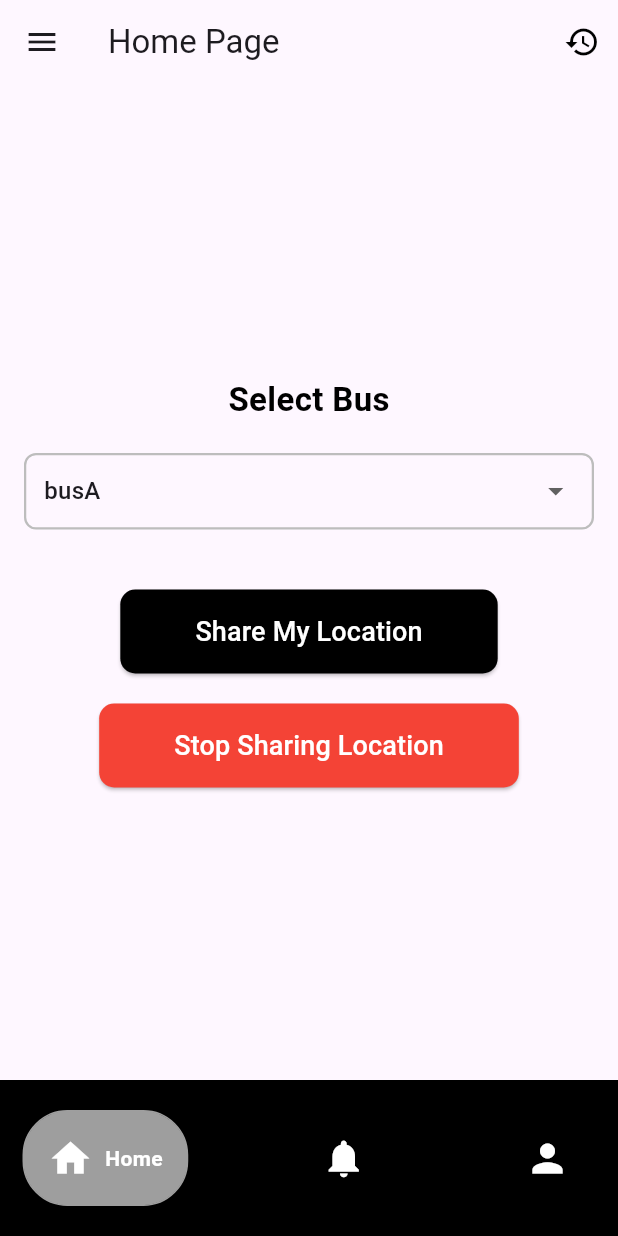
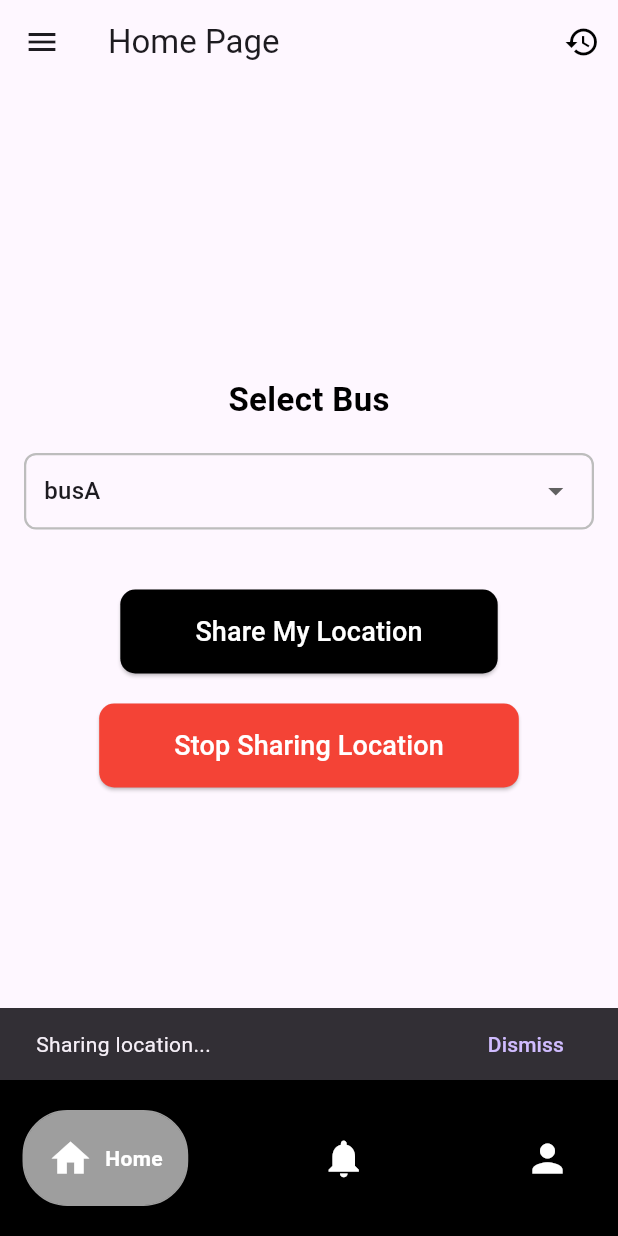
Before and after one commit to Davda-James/driver, a Flutter app: the screen it shows after launch, after a tap on "Share My Location", on a phone screen of 412 x 824 dp. Run offline on Flutter 3.47's test engine with Material 3 defaults, Android fonts, the phone set to English and light mode, and no system bars; drawn by our look-alikes of google_nav_bar; our stand-ins replace cloud_firestore, firebase_core, firebase_database, geolocator; accounts and stored records are empty.

Commit message:
changes done in smooth gps

```diff
--- a/lib/LocationService.dart
+++ b/lib/LocationService.dart
@@ -1,8 +1,12 @@
 import 'package:firebase_database/firebase_database.dart';
 import 'package:geolocator/geolocator.dart';
+import 'dart:async';
 
 class LocationService {
-  Future<void> sendLocationToFirebase(String busId) async {
+  Timer? _locationUpdateTimer; // Timer to control interval updates
+
+  Future<void> startLocationUpdates(String busId,
+      {Duration interval = const Duration(seconds: 2)}) async {
     // Request location permission
     LocationPermission permission = await Geolocator.checkPermission();
     if (permission == LocationPermission.denied) {
@@ -14,7 +18,14 @@ class LocationService {
         return;
       }
     }
+    // Start the timer to send location updates at a regular interval
+    _locationUpdateTimer = Timer.periodic(interval, (timer) async {
+      await sendLocationToFirebase(busId);
+    });
+  }
 
+  Future<void> sendLocationToFirebase(String busId) async {
+    try {
       // Get current location
       Position position = await Geolocator.getCurrentPosition(
           desiredAccuracy: LocationAccuracy.high);
@@ -23,7 +34,7 @@ class LocationService {
       await FirebaseDatabase.instance
           .ref()
           .child('busLocations')
-        .child(busId) // Use the specific bus ID here
+          .child(busId)
           .set({
         'latitude': position.latitude,
         'longitude': position.longitude,
@@ -32,5 +43,13 @@ class LocationService {
 
       print(
           "Location sent for $busId: Lat: ${position.latitude}, Lon: ${position.longitude}");
+    } catch (e) {
+      print("Failed to get location or send to Firebase: $e");
     }
   }
+
+  void stopLocationUpdates() {
+    _locationUpdateTimer
+        ?.cancel(); // Stop location updates when no longer needed
+  }
+}
--- a/lib/home.dart
+++ b/lib/home.dart
@@ -5,7 +5,6 @@ import 'Notification.dart';
 import 'profile.dart';
 import 'notificationhistory.dart';
 import 'LocationService.dart';
-import 'dart:async';
 
 void main() {
   runApp(MyApp());
@@ -30,12 +29,11 @@ class HomePage extends StatefulWidget {
 }
 
 class _HomePageState extends State<HomePage> {
-  int _selectedIndex = 0; // State variable to track the selected index
-  String _selectedBus = 'busA'; // Default bus selection
+  int _selectedIndex = 0;
+  String _selectedBus = 'busA';
   final LocationService _locationService = LocationService();
   bool _isSharingLocation = false;
-  Timer? _locationTimer;
-  bool _isSnackbarVisible = false; //Tracking snackbar visibility
+  bool _isSnackbarVisible = false;
 
   void _onSidebarItemSelected(int index) {
     setState(() {
@@ -48,10 +46,8 @@ class _HomePageState extends State<HomePage> {
       _selectedIndex = index;
     });
 
-    // Navigate based on the selected tab
     switch (index) {
       case 0:
-        // Navigate to Home or refresh the current page
         break;
       case 1:
         Navigator.push(
@@ -59,7 +55,6 @@ class _HomePageState extends State<HomePage> {
           MaterialPageRoute(builder: (context) => NotificationSettingsPage()),
         );
         break;
-
       case 2:
         Navigator.push(
           context,
@@ -69,42 +64,34 @@ class _HomePageState extends State<HomePage> {
     }
   }
 
-  void _shareLocation() async {
+  Future<void> _shareLocation() async {
     if (!_isSharingLocation) {
-      // Only start sharing if not already sharing
-      _locationTimer = Timer.periodic(Duration(seconds: 5), (timer) async {
-        await _locationService.sendLocationToFirebase(_selectedBus);
-        // Show Snackbar only when sharing is active and not already visible
-        if (_isSharingLocation && !_isSnackbarVisible) {
-          setState(() {
-            _isSnackbarVisible = true; // Set the snackbar as visible
-          });
-          ScaffoldMessenger.of(context).showSnackBar(
-            SnackBar(
-              content: Text('Sharing location...'),
-              duration: Duration(days: 1),
-              action: SnackBarAction(
-                  label: 'Dismiss', onPressed: _stopSharingLocation),
-            ),
-          );
-        }
-      });
+      await _locationService.startLocationUpdates(_selectedBus,
+          interval: Duration(seconds: 2));
 
       setState(() {
-        _isSharingLocation =
-            true; // Update the state to indicate location sharing is active
+        _isSharingLocation = true;
+        _isSnackbarVisible = true;
       });
+      ScaffoldMessenger.of(context).showSnackBar(
+        SnackBar(
+          content: Text('Sharing location...'),
+          duration: Duration(days: 1), // Infinite snackbar duration
+          action:
+              SnackBarAction(label: 'Dismiss', onPressed: _stopSharingLocation),
+        ),
+      );
     }
   }
 
   void _stopSharingLocation() {
-    _locationTimer?.cancel(); // Stop the timer
+    _locationService.stopLocationUpdates();
+
     setState(() {
-      _isSharingLocation =
-          false; // Update the state to indicate location sharing has stopped
-      _isSnackbarVisible = false; // Set the snackbar as not visible
+      _isSharingLocation = false;
+      _isSnackbarVisible = false;
     });
-    ScaffoldMessenger.of(context).hideCurrentSnackBar(); // Dismiss the snackbar
+    ScaffoldMessenger.of(context).hideCurrentSnackBar();
     ScaffoldMessenger.of(context).showSnackBar(
       SnackBar(content: Text('Location sharing stopped for $_selectedBus')),
     );
@@ -117,11 +104,10 @@ class _HomePageState extends State<HomePage> {
         title: Text('Home Page'),
         actions: [
           IconButton(
-            icon: Icon(Icons.history, color: Colors.black), // Back arrow icon
+            icon: Icon(Icons.history, color: Colors.black),
             onPressed: () {
               Navigator.of(context).push(MaterialPageRoute(
                   builder: (context) => NotificationHistoryPage()));
-              // Navigate back to the previous page
             },
           ),
         ],
@@ -136,7 +122,6 @@ class _HomePageState extends State<HomePage> {
             mainAxisAlignment: MainAxisAlignment.center,
             crossAxisAlignment: CrossAxisAlignment.center,
             children: [
-              // Dropdown for bus selection
               Text(
                 'Select Bus',
                 style: TextStyle(
@@ -146,8 +131,6 @@ class _HomePageState extends State<HomePage> {
                 ),
               ),
               SizedBox(height: 20),
-
-              // Updated Dropdown with a minimalistic and modern design
               Container(
                 padding: EdgeInsets.symmetric(horizontal: 12),
                 decoration: BoxDecoration(
@@ -178,15 +161,13 @@ class _HomePageState extends State<HomePage> {
                       );
                     }).toList(),
                     hint: Text(
-                      'Choose a time slot',
+                      'Choose a bus',
                       style: TextStyle(color: Colors.grey),
                     ),
                   ),
                 ),
               ),
               SizedBox(height: 40),
-
-              // Center the button with more styling
               ElevatedButton(
                 onPressed: _shareLocation,
                 style: ElevatedButton.styleFrom(
@@ -194,7 +175,7 @@ class _HomePageState extends State<HomePage> {
                   shape: RoundedRectangleBorder(
                     borderRadius: BorderRadius.circular(10),
                   ),
-                  backgroundColor: Colors.black, // Button color
+                  backgroundColor: Colors.black,
                 ),
                 child: Text(
                   'Share My Location',
```
Lines whose indentation alone changed are shown as unchanged.
